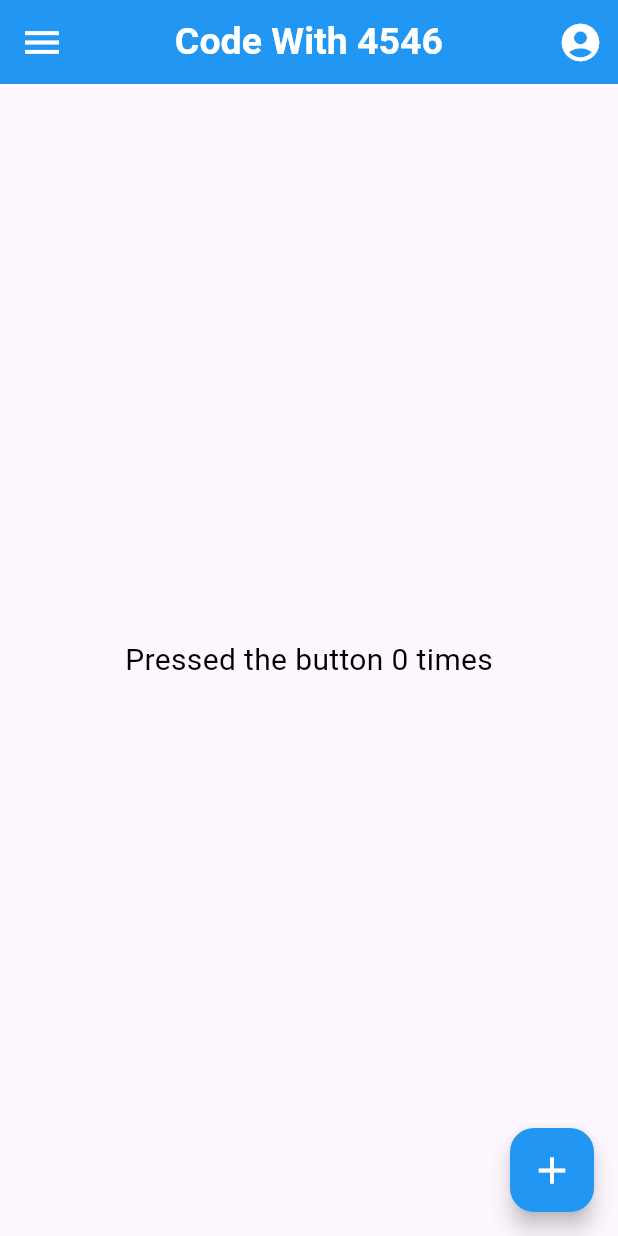
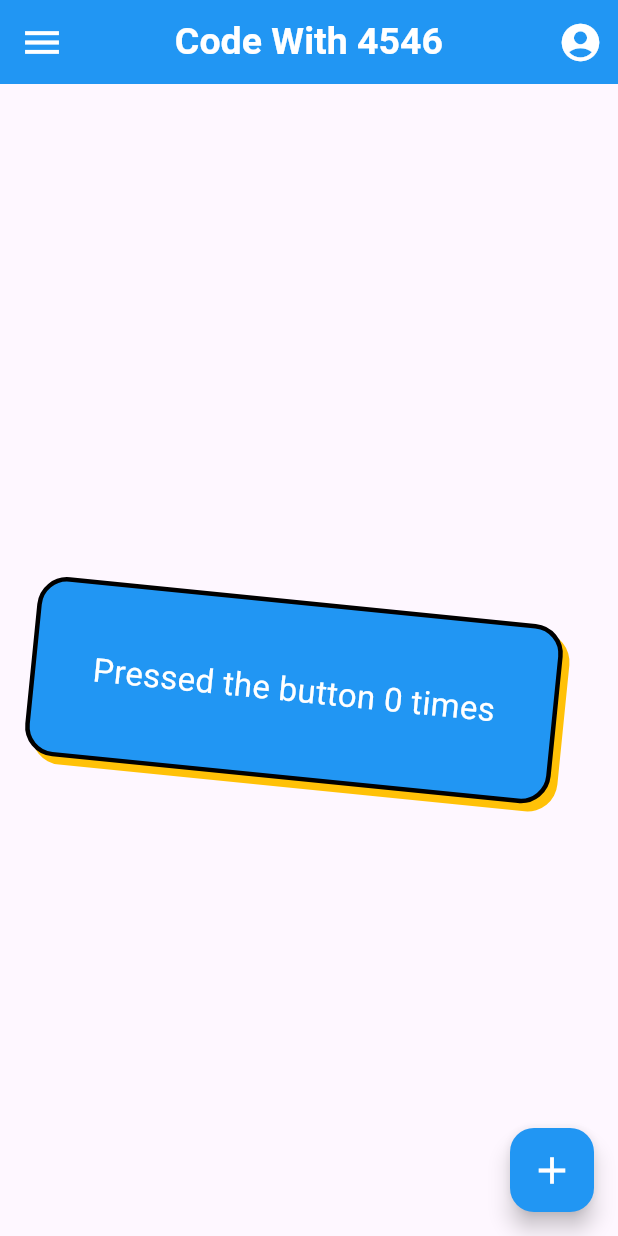
Before and after one commit to AbdulRaoufPahore/FlutterWidgets, a Flutter app: the screen it shows after launch, on a phone screen of 412 x 824 dp. Run offline on Flutter 3.47's test engine with Material 3 defaults, Android fonts, the phone set to English and light mode, and no system bars.

Commit message:
Container

```diff
--- a/lib/pages/home_page.dart
+++ b/lib/pages/home_page.dart
@@ -32,9 +32,30 @@ class _HomeScreenState extends State<HomeScreen> {
         ],
       ),
       body: Center(
-        child: Text(
-          "Pressed the button $count times",
-          style: const TextStyle(color: Colors.black, fontSize: 20),
+        child: Container(
+          width: 500,
+          height: 120,
+          transform: Matrix4.rotationZ(0.1),
+          margin: EdgeInsets.all(30),
+          alignment: Alignment.center,
+          // color: Colors.blue,
+          decoration: BoxDecoration(
+              boxShadow: [
+                BoxShadow(
+                  color: Colors.amber,
+                  offset: Offset(5, 5),
+                )
+              ],
+              color: Colors.blue,
+              border: Border.all(
+                color: Colors.black,
+                width: 3,
+              ),
+              borderRadius: BorderRadius.circular(20)),
+          child: Text(
+            "Pressed the button $count times",
+            style: const TextStyle(color: Colors.white, fontSize: 22),
+          ),
         ),
       ),
       floatingActionButton: FloatingActionButton(
@@ -158,5 +179,6 @@ class _HomeScreenState extends State<HomeScreen> {
         ),
       ),
     );
+    // return Scaffold();
   }
 }
```
